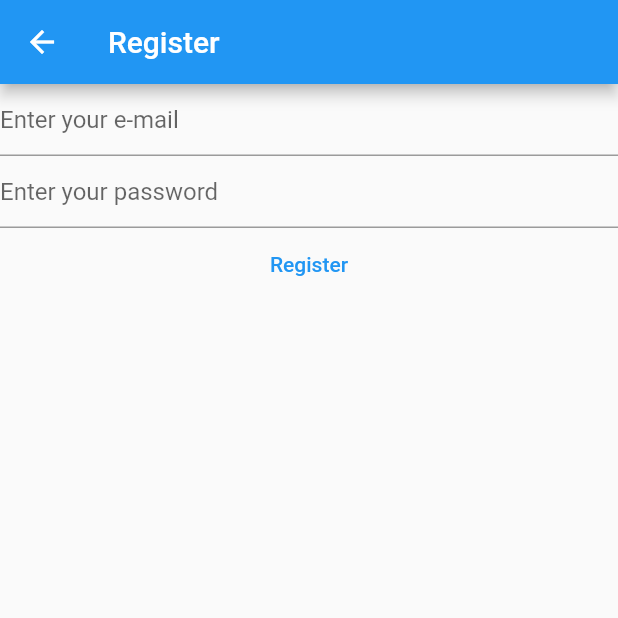
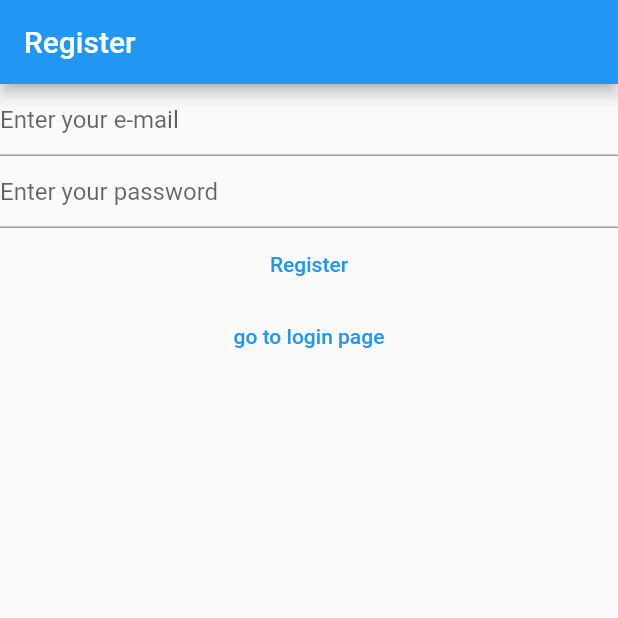
Before and after one commit to mohamed111120/My-notes, a Flutter app: the RegisterPage screen opened directly, on a phone screen of 412 x 824 dp, the top half of it. Run offline on Flutter 3.47's test engine with Material 2 defaults, Android fonts, the phone set to English and light mode, and no system bars; our stand-ins replace firebase_auth, firebase_core; accounts and stored records are empty.

```diff
--- a/lib/views/register_page.dart
+++ b/lib/views/register_page.dart
@@ -10,16 +10,14 @@
   State<RegisterPage> createState() => _RegisterPageState();
 }
 
-
 class _RegisterPageState extends State<RegisterPage> {
   late TextEditingController _email;
   late TextEditingController _password;
 
   @override
   void initState() {
-
-    _email =TextEditingController();
-    _password =TextEditingController();
+    _email = TextEditingController();
+    _password = TextEditingController();
 
     super.initState();
   }
@@ -30,33 +28,25 @@
     _password.dispose();
     super.dispose();
   }
+
   @override
   Widget build(BuildContext context) {
     return Scaffold(
       appBar: AppBar(
         title: Text("Register"),
       ),
-      body: FutureBuilder(
-        future:  Firebase.initializeApp(
-        options: DefaultFirebaseOptions.currentPlatform,
-        ) ,
-        builder: (context, snapshot) {
-
-          switch (snapshot.connectionState) {
-
-            case ConnectionState.done:
-              return Column(
+      body: Column(
         children: [
           TextField(
             enableSuggestions: false,
-              autocorrect:false ,
-              keyboardType:TextInputType.emailAddress ,
+            autocorrect: false,
+            keyboardType: TextInputType.emailAddress,
             controller: _email,
             decoration: InputDecoration(hintText: 'Enter your e-mail'),
           ),
           TextField(
             enableSuggestions: false,
-              autocorrect:false ,
+            autocorrect: false,
             obscureText: true,
             controller: _password,
             decoration: InputDecoration(hintText: 'Enter your password'),
@@ -65,27 +55,26 @@
             child: TextButton(
               child: Text('Register'),
               onPressed: () async {
-
-
-
                 final email = _email.text;
                 final password = _password.text;
 
-                final UserCredential= await FirebaseAuth.instance.createUserWithEmailAndPassword(
+                final UserCredential = await FirebaseAuth.instance
+                    .createUserWithEmailAndPassword(
                         email: email, password: password);
                 print(UserCredential);
               },
             ),
           ),
+          TextButton(
+              onPressed: () {
+                Navigator.pushNamedAndRemoveUntil(
+                    context, '/login', (route) => false);
+              },
+              child: Text('go to login page')),
         ],
+      ),
     );
 
-        default : return Text('Lofing....');
-          }
-
-
-        },
-      ),
-    );
+    Text('Lofing....');
   }
 }
```
Also changed, not shown: lib/main.dart (+76 -22 lines), lib/views/login_page.dart (+15 -28 lines), lib/views/verify_page.dart (added, +23 -0 lines). Lines whose indentation alone changed are shown as unchanged.
